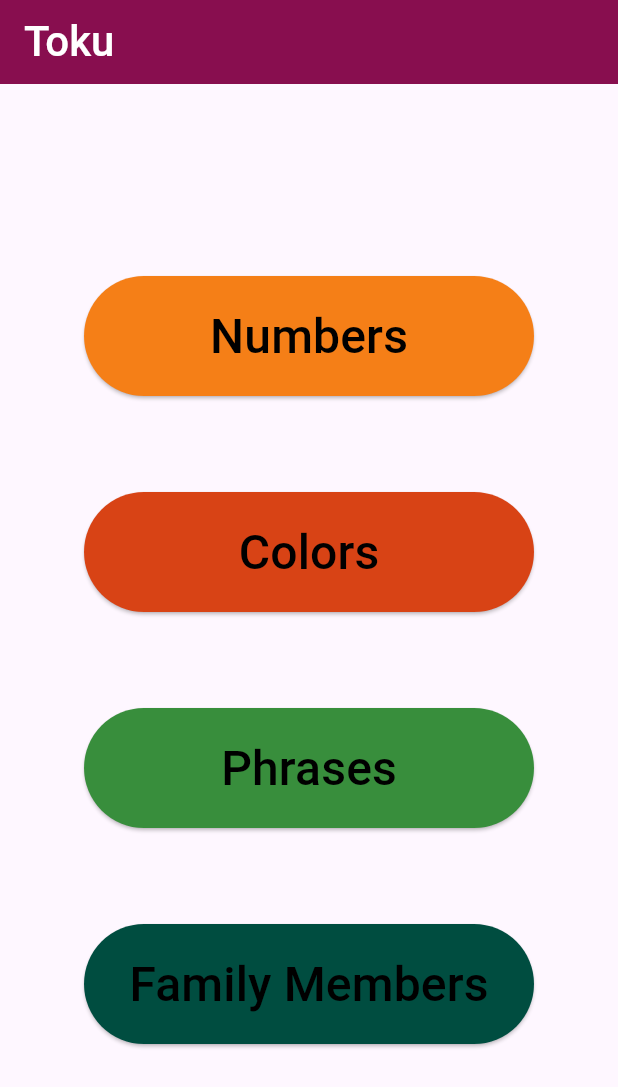
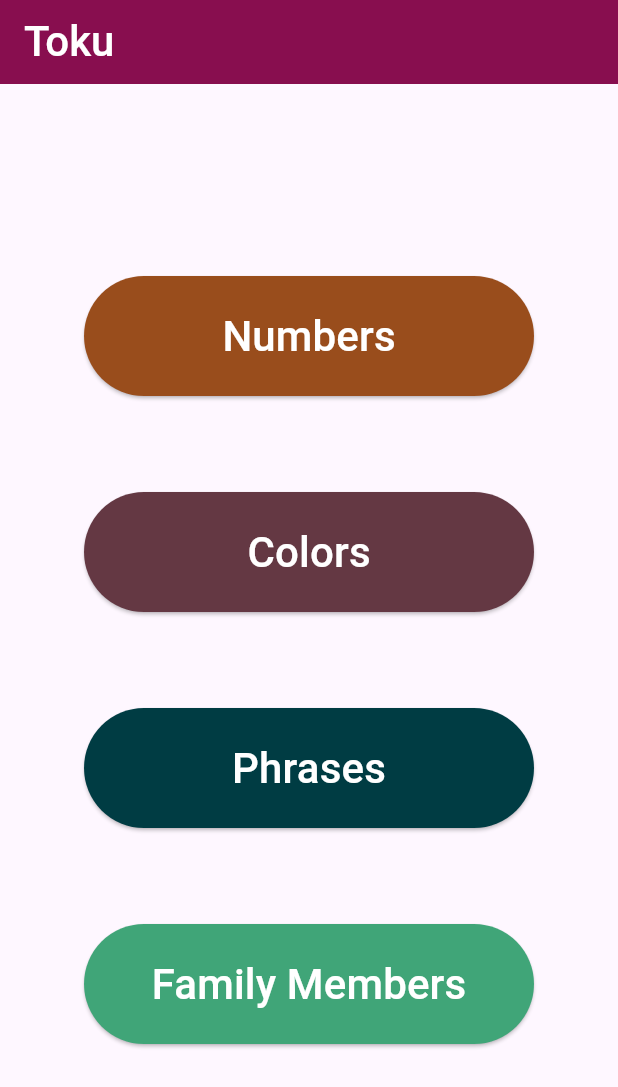
Before and after one commit to amirrrra/Language-Learning-App, a Flutter app: the screen it shows after launch, on a phone screen of 412 x 824 dp. Shown: the top 1087 px of the screen. Run offline on Flutter 3.47's test engine with Material 3 defaults, Android fonts, the phone set to English and light mode, and no system bars; our stand-ins replace audioplayers.

Commit message:
edit colors

```diff
--- a/lib/utils/constants.dart
+++ b/lib/utils/constants.dart
@@ -2,10 +2,6 @@ import 'package:flutter/material.dart';
 
 const kPink = Color(0xff880E4F);
 const kWhite = Color(0xffffffff);
-const kYellow = Color(0xffD84315);
-const kOrange = Color(0xffF57F17);
-const kGreen = Color(0xff388E3C);
-const kTeel = Color(0xff004D40);
 const kBlack = Color(0xff000000);
 
 const kNumBar = Color(0xff994D1C);
@@ -26,3 +22,8 @@ const kPhBar = Color(0xff003C43);
 const titleTextStyle = TextStyle(
   fontWeight: FontWeight.w500,
 );
+
+const kColors = 'Colors';
+const kNumbers = 'Numbers';
+const kPhrases = 'Phrases';
+const kMembers = 'Family Members';
--- a/lib/views/colors_view.dart
+++ b/lib/views/colors_view.dart
@@ -11,7 +11,7 @@ class ColorsView extends StatelessWidget {
     return Scaffold(
       appBar: AppBar(
         title: const Text(
-          'Members',
+          kColors,
           style: titleTextStyle,
         ),
         backgroundColor: kColBar,
--- a/lib/views/home_view.dart
+++ b/lib/views/home_view.dart
@@ -23,32 +23,32 @@ class HomeView extends StatelessWidget {
               flex: 2,
             ),
             HomeWidget(
-              color: kOrange,
-              text: 'Numbers',
+              color: kNumBar,
+              text: kNumbers,
               widget: NumbersView(),
             ),
             Spacer(
               flex: 1,
             ),
             HomeWidget(
-              color: kYellow,
-              text: 'Colors',
+              color: kColBar,
+              text: kColors,
               widget: ColorsView(),
             ),
             Spacer(
               flex: 1,
             ),
             HomeWidget(
-              color: kGreen,
-              text: 'Phrases',
+              color: kPhBar,
+              text: kPhrases,
               widget: PhrasesView(),
             ),
             Spacer(
               flex: 1,
             ),
             HomeWidget(
-              color: kTeel,
-              text: 'Family Members',
+              color: kMemBar,
+              text: kMembers,
               widget: MembersView(),
             ),
             Spacer(
--- a/lib/views/members_view.dart
+++ b/lib/views/members_view.dart
@@ -12,7 +12,7 @@ class MembersView extends StatelessWidget {
     return Scaffold(
       appBar: AppBar(
         title: const Text(
-          'Members',
+          kMembers,
           style: titleTextStyle,
         ),
         backgroundColor: kMemBar,
--- a/lib/views/numbers_view.dart
+++ b/lib/views/numbers_view.dart
@@ -11,7 +11,7 @@ class NumbersView extends StatelessWidget {
     return Scaffold(
       appBar: AppBar(
         title: const Text(
-          'Numbers',
+          kNumbers,
           style: titleTextStyle,
         ),
         backgroundColor: kNumBar,
--- a/lib/views/phrases_view.dart
+++ b/lib/views/phrases_view.dart
@@ -11,7 +11,7 @@ class PhrasesView extends StatelessWidget {
     return Scaffold(
       appBar: AppBar(
         title: const Text(
-          'Members',
+          kPhrases,
           style: titleTextStyle,
         ),
         backgroundColor: kPhBar,
--- a/lib/widgets/home_widget.dart
+++ b/lib/widgets/home_widget.dart
@@ -36,8 +36,8 @@ class HomeWidget extends StatelessWidget {
       child: Text(
         text,
         style: const TextStyle(
-          fontSize: 32,
-          color: kBlack,
+          fontSize: 28,
+          color: kWhite,
         ),
       ),
     );
```
